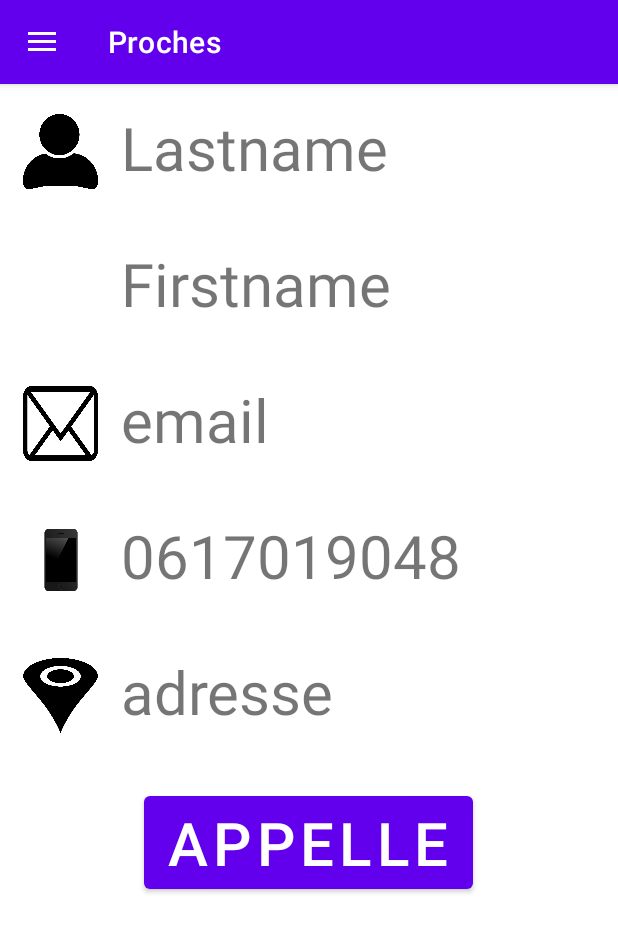
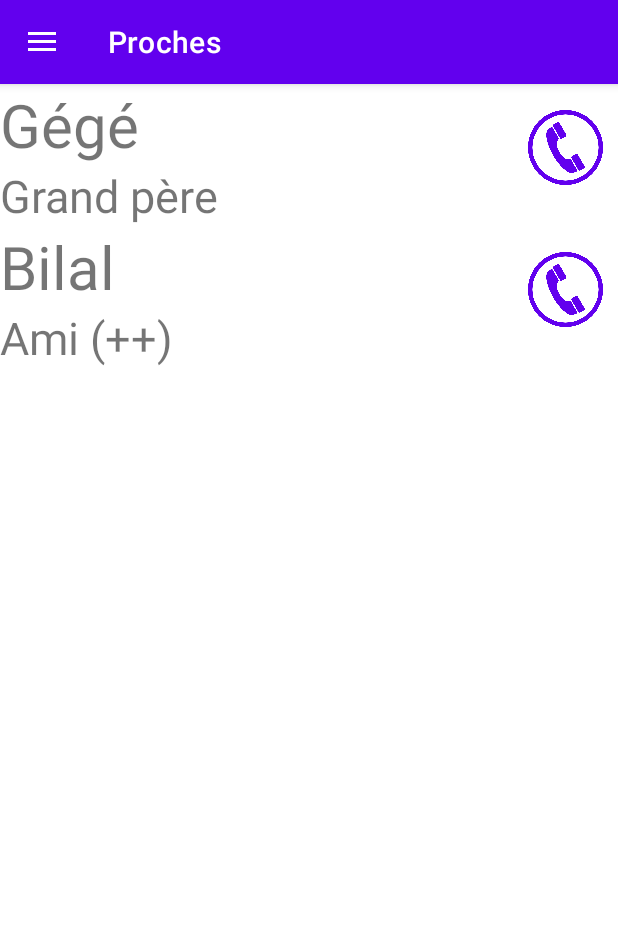
Before and after one commit to lu0gj/AppST5v1, an Android app: the screen it shows after launch (PagePrincipale), in the side drawer, after a tap on "Proches", on a phone screen of 412 x 824 dp. Shown: the top 932 px of the screen. Run offline under Robolectric (Android 15) with nearby library versions, the phone set to English and light mode, and no system bars; our stand-ins replace navigation-ui.

Commit message:
Mise en place des proches

```diff
--- /dev/null
+++ b/app/src/main/java/com/example/appst5v1/ui/proche/ProcheElemFragment.java
@@ -0,0 +1,50 @@
+package com.example.appst5v1.ui.proche;
+
+import android.os.Bundle;
+import android.view.LayoutInflater;
+import android.view.View;
+import android.view.ViewGroup;
+import android.widget.Button;
+import android.widget.TextView;
+
+import com.example.appst5v1.MainActivity;
+import com.example.appst5v1.R;
+
+import androidx.annotation.NonNull;
+import androidx.fragment.app.Fragment;
+import androidx.lifecycle.ViewModelProvider;
+
+public class ProcheElemFragment extends Fragment {
+    private ProcheViewModel mViewModel;
+    private String name;
+    private String lien;
+    private String phone_number;
+
+    public ProcheElemFragment(String name, String lien, String phone_number){
+        super();
+        this.name=name;
+        this.lien=lien;
+        this.phone_number=phone_number;
+
+    }
+
+    public View onCreateView(@NonNull LayoutInflater inflater,
+                             ViewGroup container, Bundle savedInstanceState) {
+        mViewModel =
+                new ViewModelProvider(this).get(ProcheViewModel.class);
+        View root = inflater.inflate(R.layout.proche_elem_fragment, container, false);
+        TextView nameView = (TextView) root.findViewById(R.id.proche_elem_name);
+        nameView.setText(name);
+        TextView lienView = (TextView) root.findViewById(R.id.proche_elem_lien);
+        lienView.setText(lien);
+
+        Button butCall = (Button) root.findViewById(R.id.proche_elem_call_button);
+        butCall.setOnClickListener(new View.OnClickListener() {
+            @Override
+            public void onClick(View view) {
+                MainActivity.activityManager.callNumber(phone_number);
+            }
+        });
+        return root;
+    }
+}
--- /dev/null
+++ b/app/src/main/java/com/example/appst5v1/ui/proche/ProcheElemViewModel.java
@@ -0,0 +1,7 @@
+package com.example.appst5v1.ui.proche;
+
+import androidx.lifecycle.ViewModel;
+
+public class ProcheElemViewModel extends ViewModel {
+
+}
--- a/app/src/main/java/com/example/appst5v1/ui/proche/ProcheFragment.java
+++ b/app/src/main/java/com/example/appst5v1/ui/proche/ProcheFragment.java
@@ -5,6 +5,7 @@ import android.view.LayoutInflater;
 import android.view.View;
 import android.view.ViewGroup;
 import android.widget.Button;
+import android.widget.LinearLayout;
 import android.widget.TextView;
 
 import com.example.appst5v1.MainActivity;
@@ -13,17 +14,37 @@ import com.example.appst5v1.ui.profile.ProfileViewModel;
 
 import androidx.annotation.NonNull;
 import androidx.fragment.app.Fragment;
+import androidx.fragment.app.FragmentManager;
+import androidx.fragment.app.FragmentTransaction;
 import androidx.lifecycle.ViewModelProvider;
 
 public class ProcheFragment extends Fragment {
     private ProcheViewModel mViewModel;
 
+
     public View onCreateView(@NonNull LayoutInflater inflater,
                              ViewGroup container, Bundle savedInstanceState) {
         mViewModel =
                 new ViewModelProvider(this).get(ProcheViewModel.class);
-        View root = inflater.inflate(R.layout.profile_fragment, container, false);
+        View root = inflater.inflate(R.layout.proche_fragment, container, false);
 
+        LinearLayout rootViewContainer = (LinearLayout) root.findViewById(R.id.container);
+        rootViewContainer.removeAllViews();
+
+        FragmentManager fragMan = getFragmentManager();
+        FragmentTransaction fragTransaction;
+
+
+
+
+        fragTransaction = fragMan.beginTransaction();
+        fragTransaction.add(rootViewContainer.getId(), new ProcheElemFragment("Gégé", "Grand père", "0385904877") , "fragment1");
+        fragTransaction.commit();
+
+
+        fragTransaction = fragMan.beginTransaction();
+        fragTransaction.add(rootViewContainer.getId(), new ProcheElemFragment("Bilal","Ami (++)","0627171945") , "fragment2");
+        fragTransaction.commit();
 
         return root;
     }
--- /dev/null
+++ b/app/src/main/res/layout/proche_elem_fragment.xml
@@ -0,0 +1,35 @@
+<?xml version="1.0" encoding="utf-8"?>
+<LinearLayout android:layout_width="match_parent"
+    android:layout_height="wrap_content"
+    android:layout_below="@+id/proche_elem_lien"
+    xmlns:android="http://schemas.android.com/apk/res/android"
+    android:gravity="center_vertical"
+    android:orientation="horizontal">
+<RelativeLayout
+    android:layout_width="match_parent"
+    android:layout_height="wrap_content"
+    android:layout_weight="0.8">
+
+    <TextView
+        android:id="@+id/proche_elem_name"
+        android:layout_width="match_parent"
+        android:layout_height="wrap_content"
+        android:textSize="40sp"
+        android:text="Name" />
+
+    <TextView
+        android:id="@+id/proche_elem_lien"
+        android:layout_width="match_parent"
+        android:layout_height="wrap_content"
+        android:textSize="30sp"
+        android:text="Lien"
+        android:layout_below="@+id/proche_elem_name"/>
+</RelativeLayout>
+
+    <Button
+        android:id="@+id/proche_elem_call_button"
+        android:layout_width="60sp"
+        android:background="@drawable/phone_icon"
+        android:layout_height="60sp" />
+
+</LinearLayout>
--- a/app/src/main/res/layout/proche_fragment.xml
+++ b/app/src/main/res/layout/proche_fragment.xml
@@ -6,13 +6,8 @@
     android:layout_height="match_parent"
     android:orientation="vertical"
     tools:context=".ui.proche.ProcheFragment"
-    android:layout_gravity="center">
-
-    <TextView
-        android:layout_width="wrap_content"
-        android:layout_height="wrap_content"
-        android:text="Voici vos proches"
-        />
+    android:layout_gravity="center"
+    android:id="@+id/container">
 
 
 </LinearLayout>
--- a/app/src/main/res/menu/activity_main_drawer.xml
+++ b/app/src/main/res/menu/activity_main_drawer.xml
@@ -16,7 +16,7 @@
 
         <item
             android:id="@+id/nav_proche"
-            android:icon="@drawable/stats"
+            android:icon="@drawable/proches"
             android:title="@string/proches" />
 
     </group>
--- a/app/src/main/res/navigation/mobile_navigation.xml
+++ b/app/src/main/res/navigation/mobile_navigation.xml
@@ -24,4 +24,6 @@
         android:label="@string/proches"
         tools:layout="@layout/proche_fragment" />
 
+
+
 </navigation>
--- a/app/src/main/res/values/strings.xml
+++ b/app/src/main/res/values/strings.xml
@@ -7,12 +7,8 @@
     <string name="nav_header_desc">Navigation header</string>
     <string name="action_settings">Settings</string>
 
-    <string name="menu_home">Home</string>
-    <string name="menu_gallery">Gallery</string>
-    <string name="menu_slideshow">Slideshow</string>
-    <string name="menu_profile">Profile</string>
-
     <string name="profile">Profil</string>
+    <string name="menu_profile">Profil</string>
     <string name="patient">patient</string>
     <string name="doctor">doctor</string>
     <string name="Accueil">Salut à toi jeune diabétique</string>
@@ -23,6 +19,6 @@
     <string name="hello_blank_fragment">Hello blank fragment</string>
     <string name="statistique">Statistiques</string>
     <string name="menu_statistiques">Statistiques</string>
-    <string name="callMe">Appelle</string>
+    <string name="callMe">Appel</string>
     <string name="proches">Proches</string>
 </resources>
```
Also changed, not shown: app/src/main/res/drawable/email.png, app/src/main/res/drawable/location.png, app/src/main/res/drawable/phone.png, app/src/main/res/drawable/proches.png (added), app/src/main/res/drawable/profile.png, app/src/main/res/drawable/stats.png.
